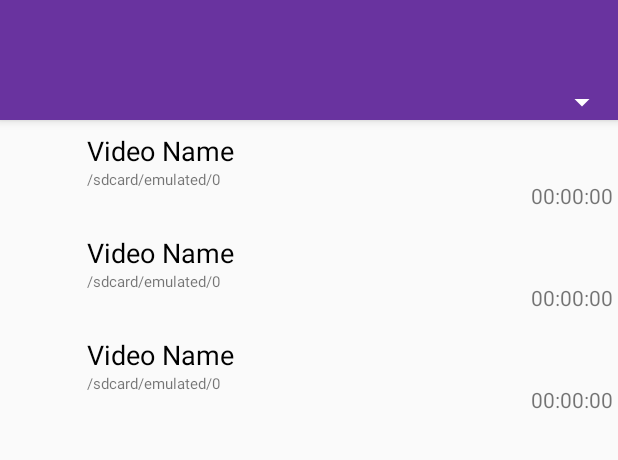
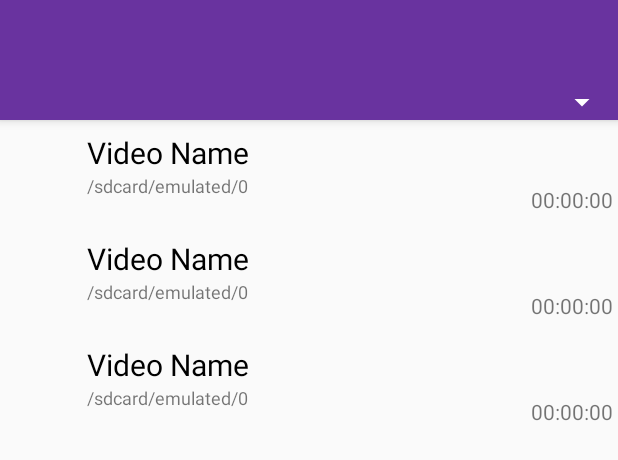
Before and after one commit to georgevarghese185/GlidePlayer, an Android app: the layout fragment_video.xml on its own in the app's theme, with its tools: preview values and no code run, on a phone screen of 412 x 824 dp. Shown: the top 460 px of the screen. Run offline under Robolectric (Android 15) with nearby library versions, the phone set to English and light mode, and no system bars.

Commit message:
fixed video UI slightly, removed useless imports

```diff
--- a/app/src/main/AndroidManifest.xml
+++ b/app/src/main/AndroidManifest.xml
@@ -53,7 +53,7 @@
             android:theme="@style/AppTheme.NoActionBar" />
         <activity android:name=".activities.SyncMusicPlayerActivity" />
         <activity android:name=".activities.VideoPlayerActivity" />
-        <activity android:name=".activities.SyncVideoPlayerActivity"></activity>
+        <activity android:name=".activities.SyncVideoPlayerActivity"/>
         <activity
             android:name=".activities.ExampleSettingsActivity"
             android:label="@string/title_activity_settings" />
--- a/app/src/main/java/com/teefourteen/glideplayer/Player.java
+++ b/app/src/main/java/com/teefourteen/glideplayer/Player.java
@@ -5,7 +5,6 @@ import android.media.AudioManager;
 import android.media.MediaPlayer;
 import android.net.Uri;
 import android.os.PowerManager;
-import android.view.SurfaceHolder;
 import android.widget.Toast;
 
 import java.io.Closeable;
--- a/app/src/main/java/com/teefourteen/glideplayer/activities/PrivateFoldersActivity.java
+++ b/app/src/main/java/com/teefourteen/glideplayer/activities/PrivateFoldersActivity.java
@@ -1,6 +1,5 @@
 package com.teefourteen.glideplayer.activities;
 
-import android.Manifest;
 import android.app.Activity;
 import android.app.Dialog;
 import android.app.DialogFragment;
@@ -13,8 +12,6 @@ import android.net.Uri;
 import android.os.Environment;
 import android.support.annotation.NonNull;
 import android.support.annotation.Nullable;
-import android.support.v4.app.ActivityCompat;
-import android.support.v4.util.ArraySet;
 import android.support.v7.app.ActionBar;
 import android.support.v7.app.AlertDialog;
 import android.support.v7.app.AppCompatActivity;
@@ -32,19 +29,16 @@ import android.widget.ListView;
 import android.widget.TextView;
 
 import com.nononsenseapps.filepicker.FilePickerActivity;
-import com.nononsenseapps.filepicker.FilePickerFragment;
 import com.nononsenseapps.filepicker.Utils;
 import com.teefourteen.glideplayer.Global;
 import com.teefourteen.glideplayer.R;
 
 import org.json.JSONArray;
 import org.json.JSONException;
-import org.w3c.dom.Text;
 
 import java.io.File;
 import java.util.ArrayList;
 import java.util.List;
-import java.util.zip.Inflater;
 
 public class PrivateFoldersActivity extends AppCompatActivity {
     private static final int REQUEST_CODE = 1;
--- a/app/src/main/java/com/teefourteen/glideplayer/activities/SettingsActivity.java
+++ b/app/src/main/java/com/teefourteen/glideplayer/activities/SettingsActivity.java
@@ -15,7 +15,6 @@ import android.view.MenuInflater;
 import android.view.MenuItem;
 
 import com.teefourteen.glideplayer.R;
-import com.teefourteen.glideplayer.fragments.FragmentSwitcher;
 
 public class SettingsActivity extends AppCompatActivity {
     private static final String PREFERENCES_FRAGMENT_TAG = "preferences_fragment";
--- a/app/src/main/java/com/teefourteen/glideplayer/activities/SyncVideoPlayerActivity.java
+++ b/app/src/main/java/com/teefourteen/glideplayer/activities/SyncVideoPlayerActivity.java
@@ -1,6 +1,5 @@
 package com.teefourteen.glideplayer.activities;
 
-import android.content.Intent;
 import android.database.Cursor;
 import android.support.v7.app.AppCompatActivity;
 import android.os.Bundle;
@@ -13,7 +12,7 @@ import com.teefourteen.glideplayer.R;
 import com.teefourteen.glideplayer.connectivity.Synchronization;
 import com.teefourteen.glideplayer.dialogs.QuitSyncSessionDialog;
 import com.teefourteen.glideplayer.fragments.FragmentSwitcher;
-import com.teefourteen.glideplayer.fragments.library.VideoAdapter;
+import com.teefourteen.glideplayer.fragments.library.adapters.VideoAdapter;
 import com.teefourteen.glideplayer.fragments.library.VideoLibraryFragment;
 import com.teefourteen.glideplayer.fragments.player.VideoPlayerFragment;
 import com.teefourteen.glideplayer.music.PlayQueue;
--- a/app/src/main/java/com/teefourteen/glideplayer/database/Library.java
+++ b/app/src/main/java/com/teefourteen/glideplayer/database/Library.java
@@ -298,7 +298,8 @@ public class Library {
 
         for(int i = 0; i < library.tables.length; i++) {
             Cursor cursor;
-            if(library.tables[i] instanceof SongTable) {
+            if(library.tables[i] instanceof SongTable
+                    || library.tables[i] instanceof VideoTable) {
                 cursor = library.tables[i].getFullTable(libraryDb,
                         library.generatePrivateFoldersClause(library.tables[i].TABLE_NAME));
             } else {
--- a/app/src/main/java/com/teefourteen/glideplayer/fragments/library/VideoLibraryFragment.java
+++ b/app/src/main/java/com/teefourteen/glideplayer/fragments/library/VideoLibraryFragment.java
@@ -3,23 +3,19 @@ package com.teefourteen.glideplayer.fragments.library;
 
 import android.content.Intent;
 import android.database.Cursor;
-import android.os.Bundle;
 import android.support.v4.app.Fragment;
 import android.support.v7.widget.LinearLayoutManager;
 import android.support.v7.widget.RecyclerView;
 import android.view.LayoutInflater;
-import android.view.Menu;
-import android.view.MenuInflater;
-import android.view.MenuItem;
 import android.view.View;
 import android.view.ViewGroup;
 
 import com.teefourteen.glideplayer.R;
 import com.teefourteen.glideplayer.activities.VideoPlayerActivity;
 import com.teefourteen.glideplayer.database.Library;
+import com.teefourteen.glideplayer.fragments.library.adapters.VideoAdapter;
 import com.teefourteen.glideplayer.fragments.player.VideoPlayerFragment;
 import com.teefourteen.glideplayer.video.Video;
-import com.teefourteen.glideplayer.video.VideoPlayer;
 
 /**
  * A simple {@link Fragment} subclass.
--- a/app/src/main/res/layout/video.xml
+++ b/app/src/main/res/layout/video.xml
@@ -24,30 +24,30 @@
         android:layout_height="wrap_content"
         android:layout_marginLeft="8dp"
         android:layout_marginRight="8dp"
+        android:layout_marginTop="8dp"
         android:ellipsize="marquee"
         android:text="Video Name"
         android:textColor="@android:color/black"
-        android:textSize="18sp"
+        android:textSize="20sp"
         app:layout_constraintHorizontal_bias="0.0"
         app:layout_constraintLeft_toRightOf="@+id/imageView5"
         app:layout_constraintRight_toRightOf="parent"
-        app:layout_constraintTop_toTopOf="parent"
-        android:layout_marginTop="8dp" />
+        app:layout_constraintTop_toTopOf="parent" />
 
     <TextView
         android:id="@+id/vid_path"
         android:layout_width="0dp"
         android:layout_height="wrap_content"
         android:layout_marginLeft="8dp"
+        android:layout_marginRight="2dp"
         android:layout_marginTop="0dp"
         android:ellipsize="marquee"
         android:text="/sdcard/emulated/0"
-        android:textSize="10sp"
+        android:textSize="12sp"
+        app:layout_constraintHorizontal_bias="0.0"
         app:layout_constraintLeft_toRightOf="@+id/imageView5"
-        app:layout_constraintTop_toBottomOf="@+id/vid_name"
         app:layout_constraintRight_toLeftOf="@+id/vid_length"
-        android:layout_marginRight="2dp"
-        app:layout_constraintHorizontal_bias="0.0" />
+        app:layout_constraintTop_toBottomOf="@+id/vid_name" />
 
     <TextView
         android:id="@+id/vid_length"
```
Also changed, not shown: app/src/main/java/com/teefourteen/glideplayer/activities/VideoPlayerActivity.java (+0 -21 lines), app/src/main/java/com/teefourteen/glideplayer/fragments/library/LibraryFragment.java (+0 -16 lines), app/src/main/java/com/teefourteen/glideplayer/fragments/library/adapters/VideoAdapter.java (renamed from app/src/main/java/com/teefourteen/glideplayer/fragments/library/VideoAdapter.java, +6 -2 lines).
